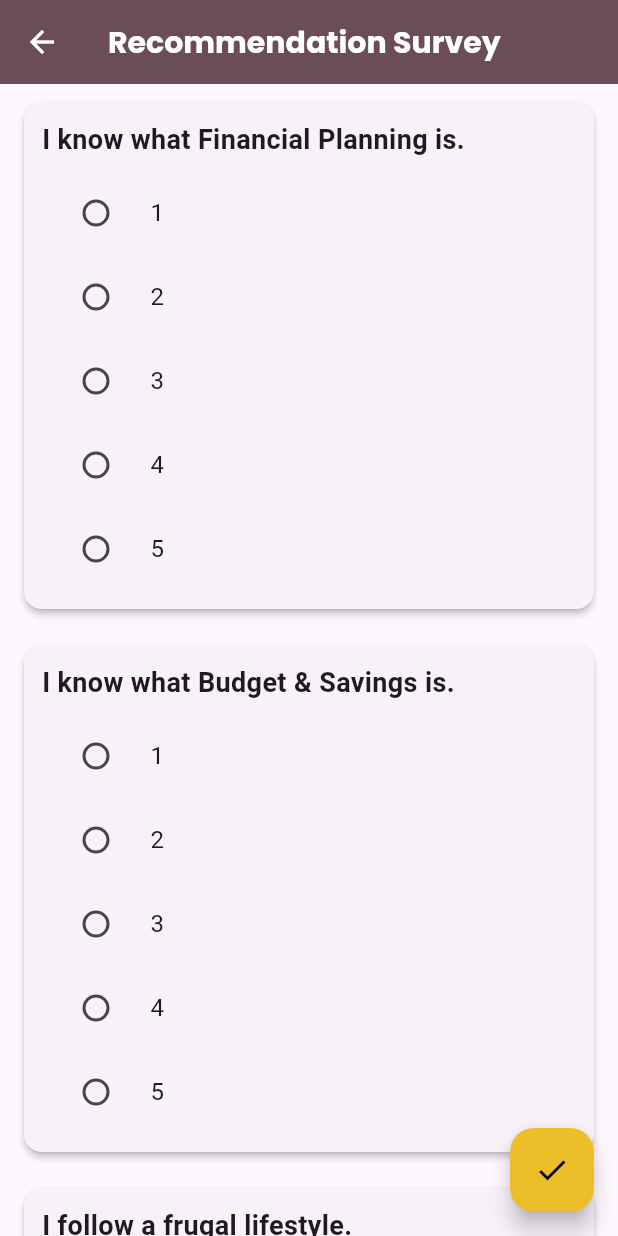
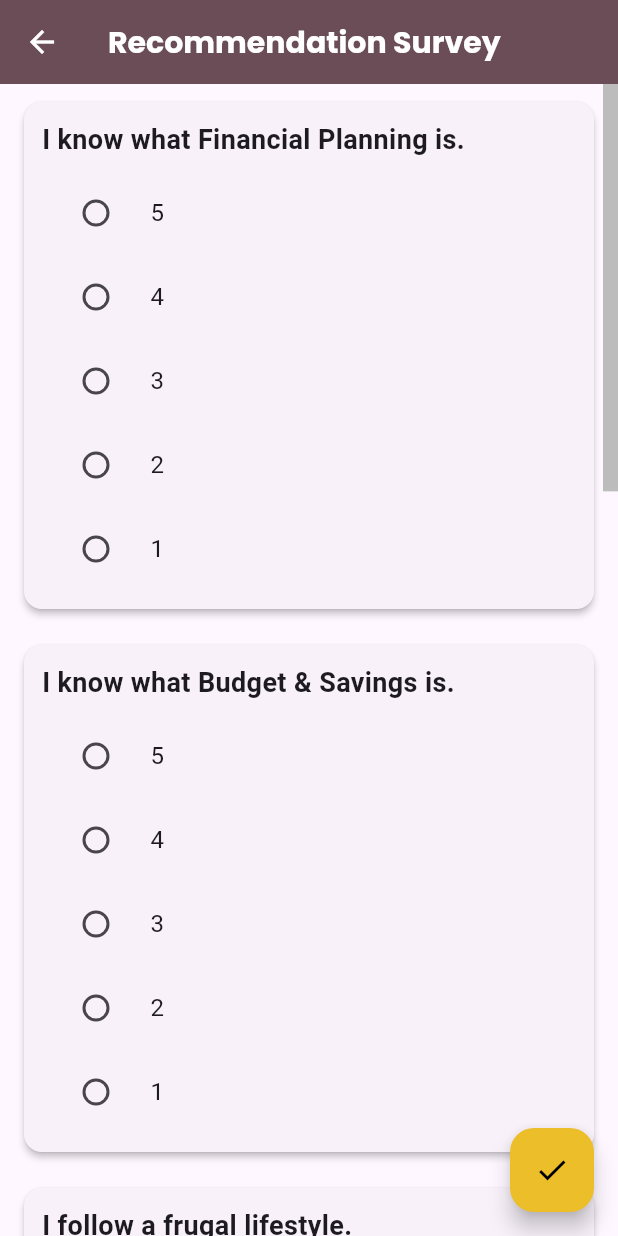
Before and after one commit to christiandarvs/SmartCents-App, a Flutter app: the SurveyScreen screen opened directly, on a phone screen of 412 x 824 dp. Run offline on Flutter 3.47's test engine with Material 3 defaults, Android fonts, the phone set to English and light mode, and no system bars; our stand-ins replace auto_size_text, device_info_plus, fl_chart, google_fonts, introduction_screen, lottie and 4 more; missing offline and left inert: sklite; accounts and stored records are empty.

Commit message:
add changes

```diff
--- a/lib/main.dart
+++ b/lib/main.dart
@@ -5,6 +5,7 @@ import 'package:smartcents/providers/budget_provider.dart';
 import 'package:smartcents/providers/permission_provider.dart';
 import 'package:smartcents/providers/survey_provider.dart';
 import 'package:smartcents/providers/theme_provider.dart';
+// import 'package:smartcents/providers/tts_provider.dart';
 import 'package:smartcents/screens/get_started.dart';
 import 'package:smartcents/screens/home.dart';
 import 'package:flutter/services.dart';
@@ -32,6 +33,7 @@ class MyApp extends StatelessWidget {
         ChangeNotifierProvider(create: (context) => PermissionProvider()),
         ChangeNotifierProvider(create: (context) => SurveyProvider()),
         ChangeNotifierProvider(create: (context) => ThemeProvider()),
+        // ChangeNotifierProvider(create: (context) => TTSProvider())
       ],
       child: Consumer<ThemeProvider>(
         builder: (context, themeProvider, child) {
--- a/lib/screens/budget_input_screen.dart
+++ b/lib/screens/budget_input_screen.dart
@@ -11,7 +11,7 @@ class BudgetInputScreen extends StatelessWidget {
       child: Scaffold(
         resizeToAvoidBottomInset: false,
         appBar: AppBar(
-          title: const Text('Budget Input'),
+          title: const Text('Add Transaction'),
         ),
         body: Column(
           children: [
--- a/lib/screens/budget_screen.dart
+++ b/lib/screens/budget_screen.dart
@@ -27,9 +27,7 @@ class _BudgetScreenState extends State<BudgetScreen> {
       appBar: AppBar(
         title: const Text('Budget Tracker'),
       ),
-      body: hasNoData
-          ? const NoBudgetDataScreen()
-          : Column(
+      body: Column(
         children: [
           const SizedBox(height: 20),
 
--- a/lib/screens/survey.dart
+++ b/lib/screens/survey.dart
@@ -69,7 +69,11 @@ class SurveyScreen extends StatelessWidget {
       appBar: AppBar(
         title: const Text('Recommendation Survey'),
       ),
-      body: ListView.builder(
+      body: Scrollbar(
+        // Add Scrollbar here
+        thickness: 10,
+        thumbVisibility: true, // Makes the scrollbar always visible
+        child: ListView.builder(
           itemCount: _questions.length,
           itemBuilder: (context, index) {
             return Padding(
@@ -96,6 +100,7 @@ class SurveyScreen extends StatelessWidget {
             );
           },
         ),
+      ),
       floatingActionButton: FloatingActionButton(
         onPressed: () => _submitSurvey(context),
         child: const Icon(Icons.check),
@@ -115,9 +120,10 @@ class RatingOptions extends StatelessWidget {
       builder: (context, surveyProvider, child) {
         return Column(
           children: List.generate(5, (i) {
+            int rating = 5 - i; // Generate ratings in decreasing order
             return RadioListTile<int>(
-              title: Text('${i + 1}'),
-              value: i + 1,
+              title: Text('$rating'),
+              value: rating,
               groupValue: surveyProvider.getAnswer(index),
               onChanged: (int? value) =>
                   value != null ? surveyProvider.setAnswer(index, value) : null,
--- a/lib/widgets/module.dart
+++ b/lib/widgets/module.dart
@@ -92,6 +92,11 @@ class Module extends StatelessWidget {
             title: Text(
               title,
             ),
+            actions: [
+              IconButton(
+                  onPressed: () {},
+                  icon: const Icon(Icons.spatial_audio_off_outlined))
+            ],
           ),
           body: Center(
             child: ListView(
--- a/pubspec.yaml
+++ b/pubspec.yaml
@@ -62,9 +62,9 @@ flutter:
   uses-material-design: true
   # To add assets to your application, add an assets section, like this:
   assets:
-      - assets/images/
-      - assets/pdfs/
-      - assets/jsons/
+    - assets/images/
+    - assets/pdfs/
+    - assets/jsons/
   #   - images/a_dot_ham.jpeg
   # An image asset can refer to one or more resolution-specific "variants", see
   # https://flutter.dev/to/resolution-aware-images
```
Also changed, not shown: lib/providers/tts_provider.dart (added, +46 -0 lines), lib/screens/courses.dart (+5 -4 lines), lib/screens/no_budget_data.dart (+8 -5 lines), lib/screens/settings.dart (+19 -0 lines), 5 other files. Lines whose indentation alone changed are shown as unchanged.
